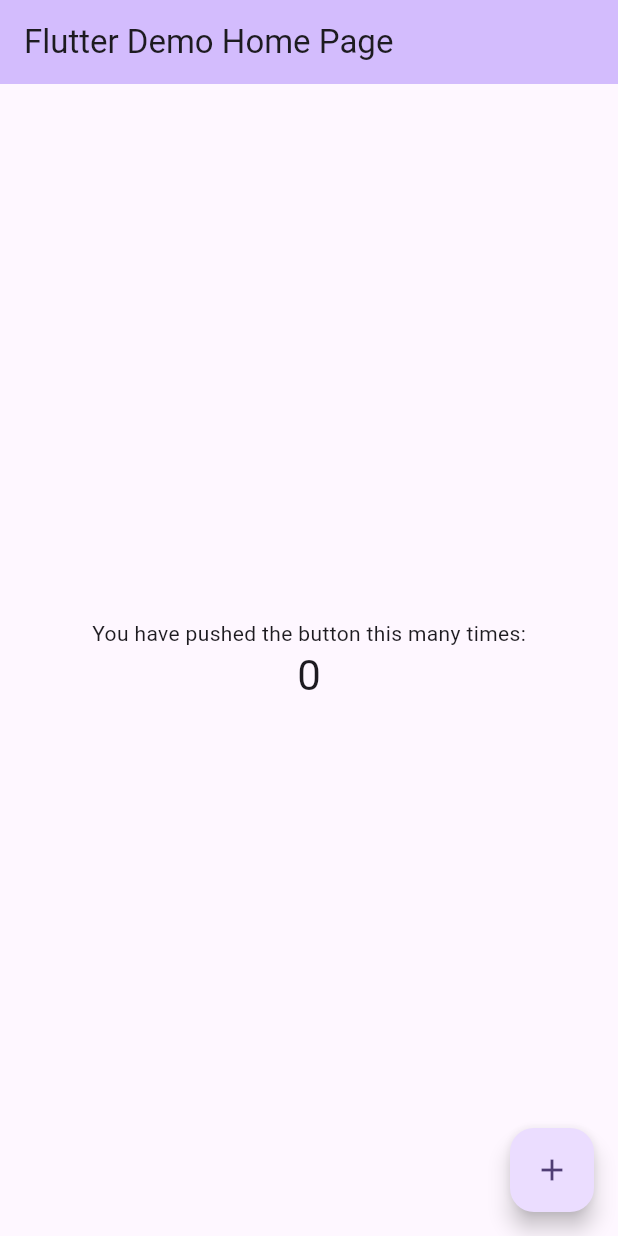
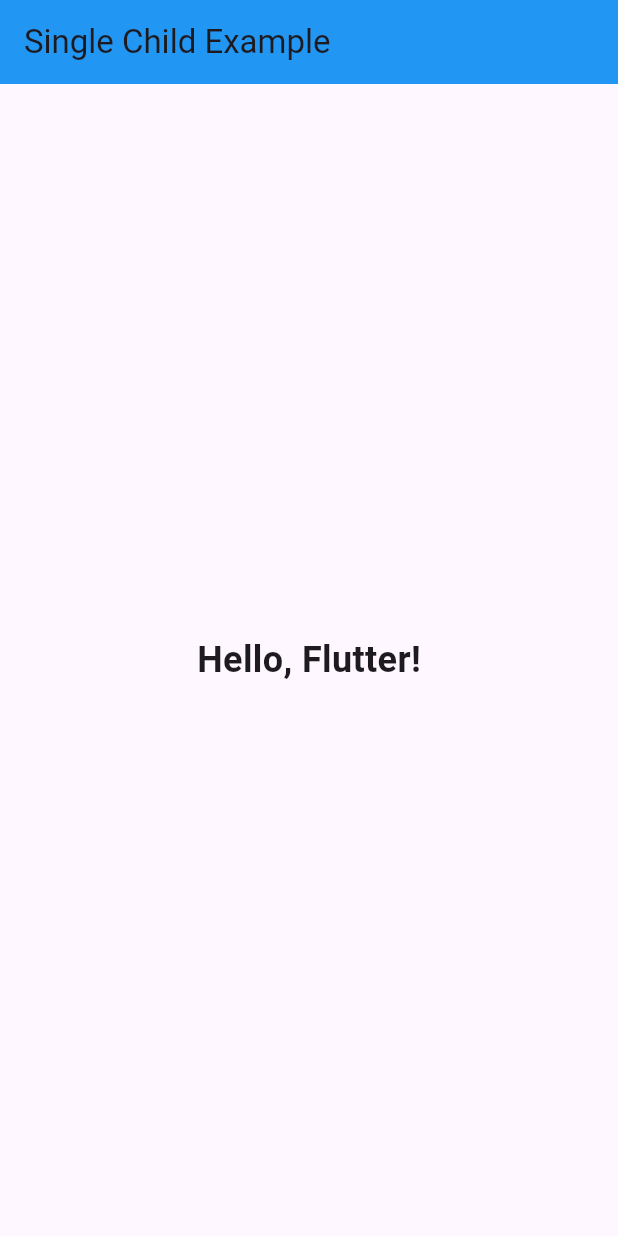
Before and after one commit to Alyaajeng/pem_mobile, a Flutter app: the screen it shows after launch, on a phone screen of 412 x 824 dp. Run offline on Flutter 3.47's test engine with Material 3 defaults, Android fonts, the phone set to English and light mode, and no system bars; our stand-ins replace google_fonts, just_audio.

Commit message:
Bagian 1: Single-child layout

```diff
--- a/flutter/pertemuan7/lib/main.dart
+++ b/flutter/pertemuan7/lib/main.dart
@@ -1,122 +1,27 @@
 import 'package:flutter/material.dart';
 
 void main() {
-  runApp(const MyApp());
+  runApp(SingleChildExample());
 }
 
-class MyApp extends StatelessWidget {
-  const MyApp({super.key});
+class SingleChildExample extends StatelessWidget {
+  const SingleChildExample({super.key});
 
-  // This widget is the root of your application.
   @override
   Widget build(BuildContext context) {
     return MaterialApp(
-      title: 'Flutter Demo',
-      theme: ThemeData(
-        // This is the theme of your application.
-        //
-        // TRY THIS: Try running your application with "flutter run". You'll see
-        // the application has a purple toolbar. Then, without quitting the app,
-        // try changing the seedColor in the colorScheme below to Colors.green
-        // and then invoke "hot reload" (save your changes or press the "hot
-        // reload" button in a Flutter-supported IDE, or press "r" if you used
-        // the command line to start the app).
-        //
-        // Notice that the counter didn't reset back to zero; the application
-        // state is not lost during the reload. To reset the state, use hot
-        // restart instead.
-        //
-        // This works for code too, not just values: Most code changes can be
-        // tested with just a hot reload.
-        colorScheme: ColorScheme.fromSeed(seedColor: Colors.deepPurple),
+      home: Scaffold(
+        appBar: AppBar(
+          title: Text('Single Child Example'),
+          backgroundColor: Colors.blue,
+        ),
+        body: Center(
+          child: Text(
+            'Hello, Flutter!',
+            style: TextStyle(fontSize: 24, fontWeight: FontWeight.bold),
+          ),
+        ),
       ),
-      home: const MyHomePage(title: 'Flutter Demo Home Page'),
     );
   }
 }
-
-class MyHomePage extends StatefulWidget {
-  const MyHomePage({super.key, required this.title});
-
-  // This widget is the home page of your application. It is stateful, meaning
-  // that it has a State object (defined below) that contains fields that affect
-  // how it looks.
-
-  // This class is the configuration for the state. It holds the values (in this
-  // case the title) provided by the parent (in this case the App widget) and
-  // used by the build method of the State. Fields in a Widget subclass are
-  // always marked "final".
-
-  final String title;
-
-  @override
-  State<MyHomePage> createState() => _MyHomePageState();
-}
-
-class _MyHomePageState extends State<MyHomePage> {
-  int _counter = 0;
-
-  void _incrementCounter() {
-    setState(() {
-      // This call to setState tells the Flutter framework that something has
-      // changed in this State, which causes it to rerun the build method below
-      // so that the display can reflect the updated values. If we changed
-      // _counter without calling setState(), then the build method would not be
-      // called again, and so nothing would appear to happen.
-      _counter++;
-    });
-  }
-
-  @override
-  Widget build(BuildContext context) {
-    // This method is rerun every time setState is called, for instance as done
-    // by the _incrementCounter method above.
-    //
-    // The Flutter framework has been optimized to make rerunning build methods
-    // fast, so that you can just rebuild anything that needs updating rather
-    // than having to individually change instances of widgets.
-    return Scaffold(
-      appBar: AppBar(
-        // TRY THIS: Try changing the color here to a specific color (to
-        // Colors.amber, perhaps?) and trigger a hot reload to see the AppBar
-        // change color while the other colors stay the same.
-        backgroundColor: Theme.of(context).colorScheme.inversePrimary,
-        // Here we take the value from the MyHomePage object that was created by
-        // the App.build method, and use it to set our appbar title.
-        title: Text(widget.title),
-      ),
-      body: Center(
-        // Center is a layout widget. It takes a single child and positions it
-        // in the middle of the parent.
-        child: Column(
-          // Column is also a layout widget. It takes a list of children and
-          // arranges them vertically. By default, it sizes itself to fit its
-          // children horizontally, and tries to be as tall as its parent.
-          //
-          // Column has various properties to control how it sizes itself and
-          // how it positions its children. Here we use mainAxisAlignment to
-          // center the children vertically; the main axis here is the vertical
-          // axis because Columns are vertical (the cross axis would be
-          // horizontal).
-          //
-          // TRY THIS: Invoke "debug painting" (choose the "Toggle Debug Paint"
-          // action in the IDE, or press "p" in the console), to see the
-          // wireframe for each widget.
-          mainAxisAlignment: MainAxisAlignment.center,
-          children: <Widget>[
-            const Text('You have pushed the button this many times:'),
-            Text(
-              '$_counter',
-              style: Theme.of(context).textTheme.headlineMedium,
-            ),
-          ],
-        ),
-      ),
-      floatingActionButton: FloatingActionButton(
-        onPressed: _incrementCounter,
-        tooltip: 'Increment',
-        child: const Icon(Icons.add),
-      ), // This trailing comma makes auto-formatting nicer for build methods.
-    );
-  }
-}
```
